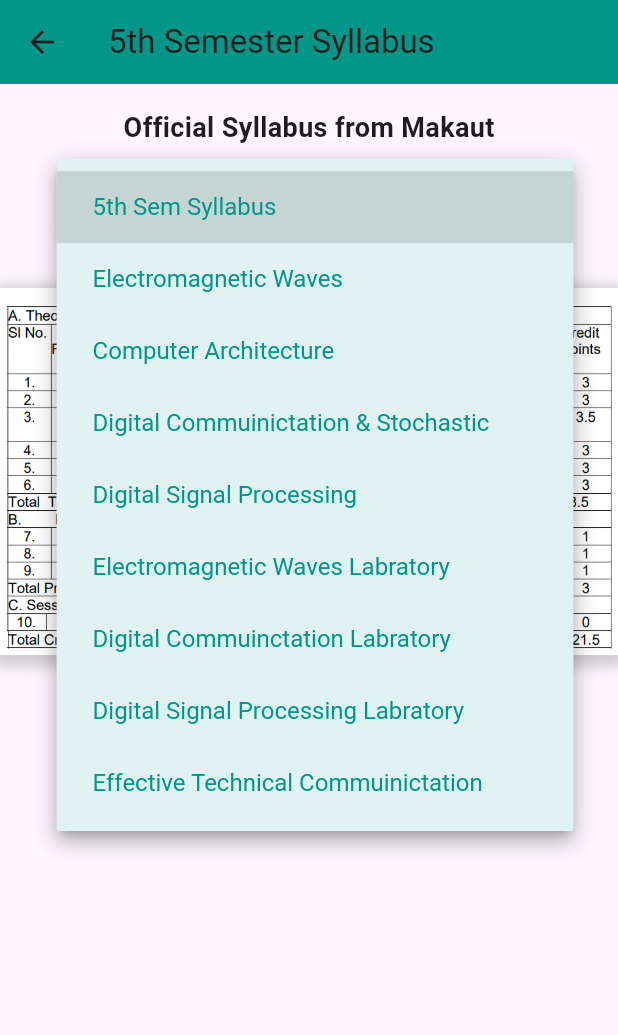
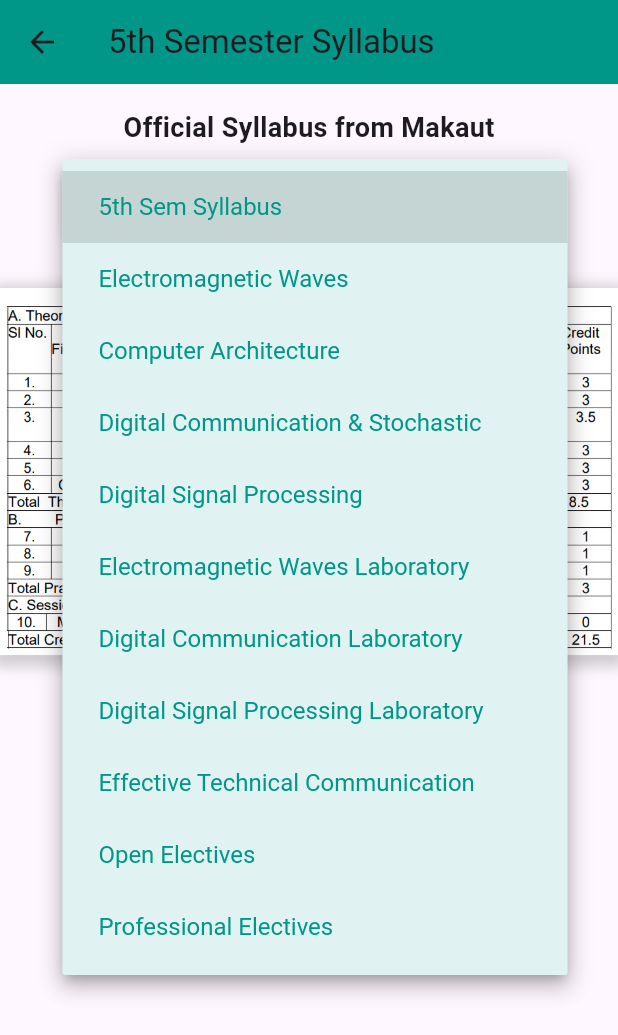
Before and after one commit to Shinjan-saha/ECE-Dept-App, a Flutter app: the Semester5Page screen opened directly, after a tap on "5th Sem Syllabus", on a phone screen of 412 x 824 dp. Shown: the top 1035 px of the screen. Run offline on Flutter 3.47's test engine with Material 3 defaults, Android fonts, the phone set to English and light mode, and no system bars; our stand-ins replace curved_navigation_bar.

Commit message:
added open elctives & prof electives page in 5thn Sem

```diff
--- a/ece/lib/semester_5_page.dart
+++ b/ece/lib/semester_5_page.dart
@@ -1,4 +1,6 @@
 import 'package:flutter/material.dart';
+import 'main_electives_page.dart';
+import 'prof_electives_page.dart';
 
 class Semester5Page extends StatefulWidget {
   @override
@@ -10,15 +12,18 @@ class _Semester5PageState extends State<Semester5Page> {
 
   final Map<String, List<String>> _imageGroups = {
     '5th Sem Syllabus': ['5thsem.png'],
-    'Electromagnetic Waves': ['5thsem1.png','5thsem2.png'],
+    'Electromagnetic Waves': ['5thsem1.png', '5thsem2.png'],
     'Computer Architecture': ['5thsem3.png'],
-    'Digital Commuinictation & Stochastic': ['5thsem4.png','5thsem5.png'],
-    'Digital Signal Processing': ['5thsem6.png','5thsem7.png'],
-    'Electromagnetic Waves Labratory': ['5thsem8.png'],
-    'Digital Commuinctation Labratory': ['5thsem9.png'],
-    'Digital Signal Processing Labratory': ['5thsem10.png'],
-    'Effective Technical Commuinictation': ['5thsem11.png','5thsem12.png','5thsem13.png'],
-
+    'Digital Communication & Stochastic': ['5thsem4.png', '5thsem5.png'],
+    'Digital Signal Processing': ['5thsem6.png', '5thsem7.png'],
+    'Electromagnetic Waves Laboratory': ['5thsem8.png'],
+    'Digital Communication Laboratory': ['5thsem9.png'],
+    'Digital Signal Processing Laboratory': ['5thsem10.png'],
+    'Effective Technical Communication': [
+      '5thsem11.png',
+      '5thsem12.png',
+      '5thsem13.png'
+    ],
   };
 
   @override
@@ -43,7 +48,7 @@ class _Semester5PageState extends State<Semester5Page> {
               child: DecoratedBox(
                 decoration: BoxDecoration(
                   color: Colors.teal[50],
-                  borderRadius: BorderRadius.circular(12), // Rounded corners
+                  borderRadius: BorderRadius.circular(12),
                   boxShadow: [
                     BoxShadow(
                       color: Colors.grey.withOpacity(0.3),
@@ -58,9 +63,23 @@ class _Semester5PageState extends State<Semester5Page> {
                     child: DropdownButton<String>(
                       value: _selectedOption,
                       onChanged: (String? newValue) {
-                        setState(() {
-                          _selectedOption = newValue!;
-                        });
+                        if (newValue == 'Open Electives') {
+                          Navigator.push(
+                            context,
+                            MaterialPageRoute(
+                                builder: (context) => OpenElectivePage()),
+                          );
+                        } else if (newValue == 'Professional Electives') {
+                          Navigator.push(
+                            context,
+                            MaterialPageRoute(
+                                builder: (context) => ProfElectivePage()),
+                          );
+                        } else {
+                          setState(() {
+                            _selectedOption = newValue!;
+                          });
+                        }
                       },
                       dropdownColor: Colors.teal[50],
                       items: _imageGroups.keys
@@ -75,7 +94,27 @@ class _Semester5PageState extends State<Semester5Page> {
                             ),
                           ),
                         );
-                      }).toList(),
+                      }).toList()
+                        ..add(DropdownMenuItem<String>(
+                          value: 'Open Electives',
+                          child: Padding(
+                            padding: const EdgeInsets.all(8.0),
+                            child: Text(
+                              'Open Electives',
+                              style: TextStyle(fontSize: 16),
+                            ),
+                          ),
+                        ))
+                        ..add(DropdownMenuItem<String>(
+                          value: 'Professional Electives',
+                          child: Padding(
+                            padding: const EdgeInsets.all(8.0),
+                            child: Text(
+                              'Professional Electives',
+                              style: TextStyle(fontSize: 16),
+                            ),
+                          ),
+                        )),
                       icon: Icon(Icons.arrow_drop_down, color: Colors.teal),
                       style: TextStyle(color: Colors.teal, fontSize: 16),
                     ),
@@ -89,13 +128,13 @@ class _Semester5PageState extends State<Semester5Page> {
                   .map((imageName) => Container(
                         margin: EdgeInsets.symmetric(vertical: 10.0),
                         decoration: BoxDecoration(
-                          color: Colors.blueGrey[50], // Light bluish-grey background
+                          color: Colors.blueGrey[50],
                           boxShadow: [
                             BoxShadow(
                               color: Colors.grey.withOpacity(0.5),
                               spreadRadius: 5,
                               blurRadius: 7,
-                              offset: Offset(0, 3), // changes position of shadow
+                              offset: Offset(0, 3),
                             ),
                           ],
                         ),
```
